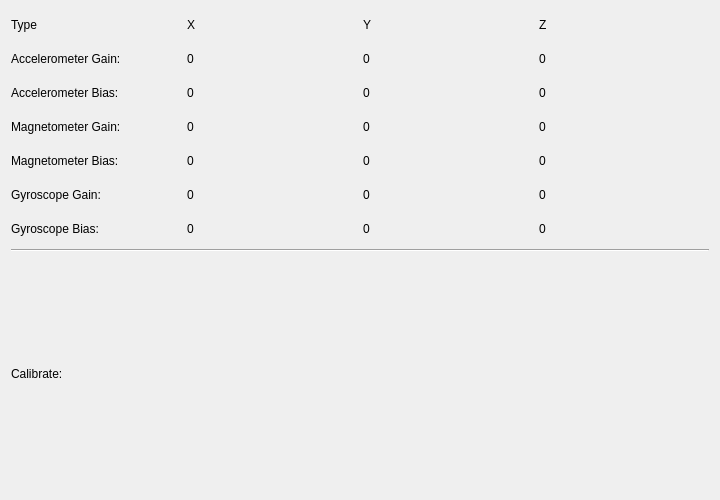
Before: the Qt Designer form src/brickv/plugin_system/plugins/imu/ui/calibrate.ui in Tinkerforge/brickv, drawn with Qt 5.
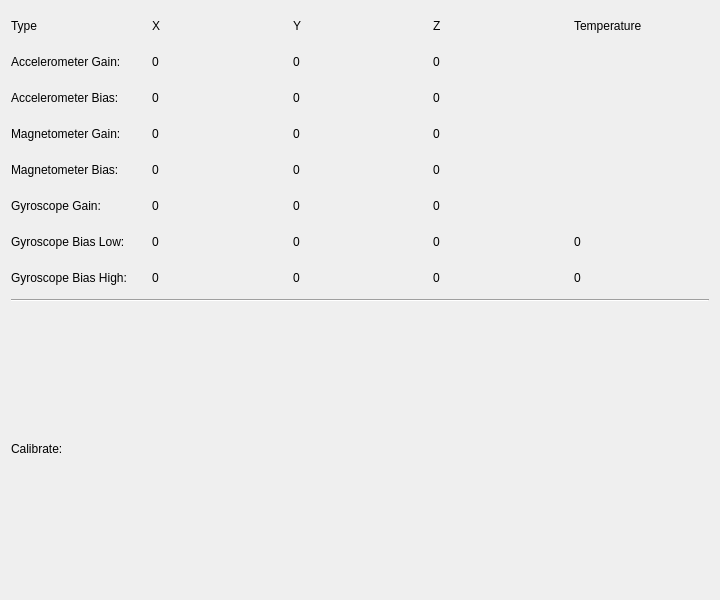
After: the same form once the commit is applied.

Diff of the .ui file:
```diff
--- a/src/brickv/plugin_system/plugins/imu/ui/calibrate.ui
+++ b/src/brickv/plugin_system/plugins/imu/ui/calibrate.ui
@@ -10,7 +10,7 @@
     <x>0</x>
     <y>0</y>
     <width>720</width>
-    <height>500</height>
+    <height>600</height>
    </rect>
   </property>
   <property name="windowTitle">
@@ -49,20 +49,6 @@
          </property>
         </widget>
        </item>
-       <item row="5" column="0">
-        <widget class="QLabel" name="label_5">
-         <property name="text">
-          <string>Gyroscope Gain:</string>
-         </property>
-        </widget>
-       </item>
-       <item row="6" column="0">
-        <widget class="QLabel" name="label_6">
-         <property name="text">
-          <string>Gyroscope Bias:</string>
-         </property>
-        </widget>
-       </item>
        <item row="1" column="1">
         <widget class="QLabel" name="label_acc_gain_x">
          <property name="text">
@@ -147,20 +133,6 @@
          </property>
         </widget>
        </item>
-       <item row="5" column="1">
-        <widget class="QLabel" name="label_gyr_gain_x">
-         <property name="text">
-          <string>0</string>
-         </property>
-        </widget>
-       </item>
-       <item row="5" column="2">
-        <widget class="QLabel" name="label_gyr_gain_y">
-         <property name="text">
-          <string>0</string>
-         </property>
-        </widget>
-       </item>
        <item row="5" column="3">
         <widget class="QLabel" name="label_gyr_gain_z">
          <property name="text">
@@ -168,27 +140,6 @@
          </property>
         </widget>
        </item>
-       <item row="6" column="1">
-        <widget class="QLabel" name="label_gyr_bias_x">
-         <property name="text">
-          <string>0</string>
-         </property>
-        </widget>
-       </item>
-       <item row="6" column="2">
-        <widget class="QLabel" name="label_gyr_bias_y">
-         <property name="text">
-          <string>0</string>
-         </property>
-        </widget>
-       </item>
-       <item row="6" column="3">
-        <widget class="QLabel" name="label_gyr_bias_z">
-         <property name="text">
-          <string>0</string>
-         </property>
-        </widget>
-       </item>
        <item row="0" column="0">
         <widget class="QLabel" name="label_7">
          <property name="text">
@@ -217,6 +168,104 @@
          </property>
         </widget>
        </item>
+       <item row="5" column="2">
+        <widget class="QLabel" name="label_gyr_gain_y">
+         <property name="text">
+          <string>0</string>
+         </property>
+        </widget>
+       </item>
+       <item row="5" column="1">
+        <widget class="QLabel" name="label_gyr_gain_x">
+         <property name="text">
+          <string>0</string>
+         </property>
+        </widget>
+       </item>
+       <item row="6" column="3">
+        <widget class="QLabel" name="label_gyr_bias_low_z">
+         <property name="text">
+          <string>0</string>
+         </property>
+        </widget>
+       </item>
+       <item row="6" column="2">
+        <widget class="QLabel" name="label_gyr_bias_low_y">
+         <property name="text">
+          <string>0</string>
+         </property>
+        </widget>
+       </item>
+       <item row="6" column="1">
+        <widget class="QLabel" name="label_gyr_bias_low_x">
+         <property name="text">
+          <string>0</string>
+         </property>
+        </widget>
+       </item>
+       <item row="5" column="0">
+        <widget class="QLabel" name="label_5">
+         <property name="text">
+          <string>Gyroscope Gain:</string>
+         </property>
+        </widget>
+       </item>
+       <item row="6" column="0">
+        <widget class="QLabel" name="label_6">
+         <property name="text">
+          <string>Gyroscope Bias Low:</string>
+         </property>
+        </widget>
+       </item>
+       <item row="7" column="0">
+        <widget class="QLabel" name="label_11">
+         <property name="text">
+          <string>Gyroscope Bias High:</string>
+         </property>
+        </widget>
+       </item>
+       <item row="7" column="1">
+        <widget class="QLabel" name="label_gyr_bias_high_x">
+         <property name="text">
+          <string>0</string>
+         </property>
+        </widget>
+       </item>
+       <item row="7" column="2">
+        <widget class="QLabel" name="label_gyr_bias_high_y">
+         <property name="text">
+          <string>0</string>
+         </property>
+        </widget>
+       </item>
+       <item row="7" column="3">
+        <widget class="QLabel" name="label_gyr_bias_high_z">
+         <property name="text">
+          <string>0</string>
+         </property>
+        </widget>
+       </item>
+       <item row="7" column="4">
+        <widget class="QLabel" name="label_gyr_bias_high_t">
+         <property name="text">
+          <string>0</string>
+         </property>
+        </widget>
+       </item>
+       <item row="6" column="4">
+        <widget class="QLabel" name="label_gyr_bias_low_t">
+         <property name="text">
+          <string>0</string>
+         </property>
+        </widget>
+       </item>
+       <item row="0" column="4">
+        <widget class="QLabel" name="label_12">
+         <property name="text">
+          <string>Temperature</string>
+         </property>
+        </widget>
+       </item>
       </layout>
      </item>
      <item>
```
